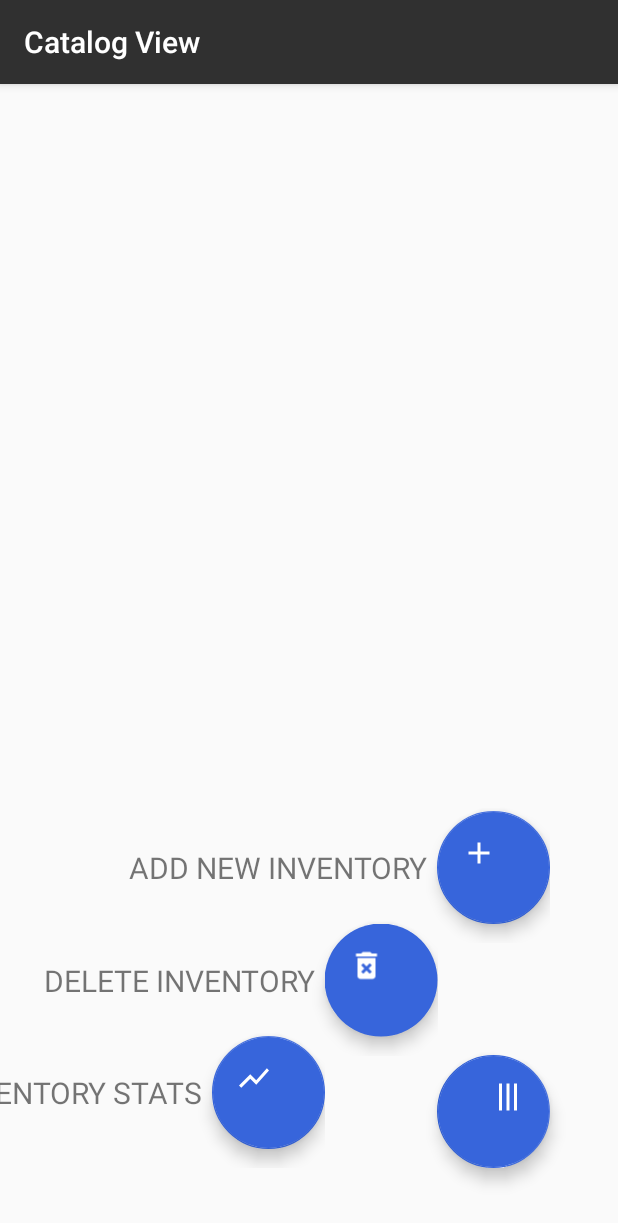
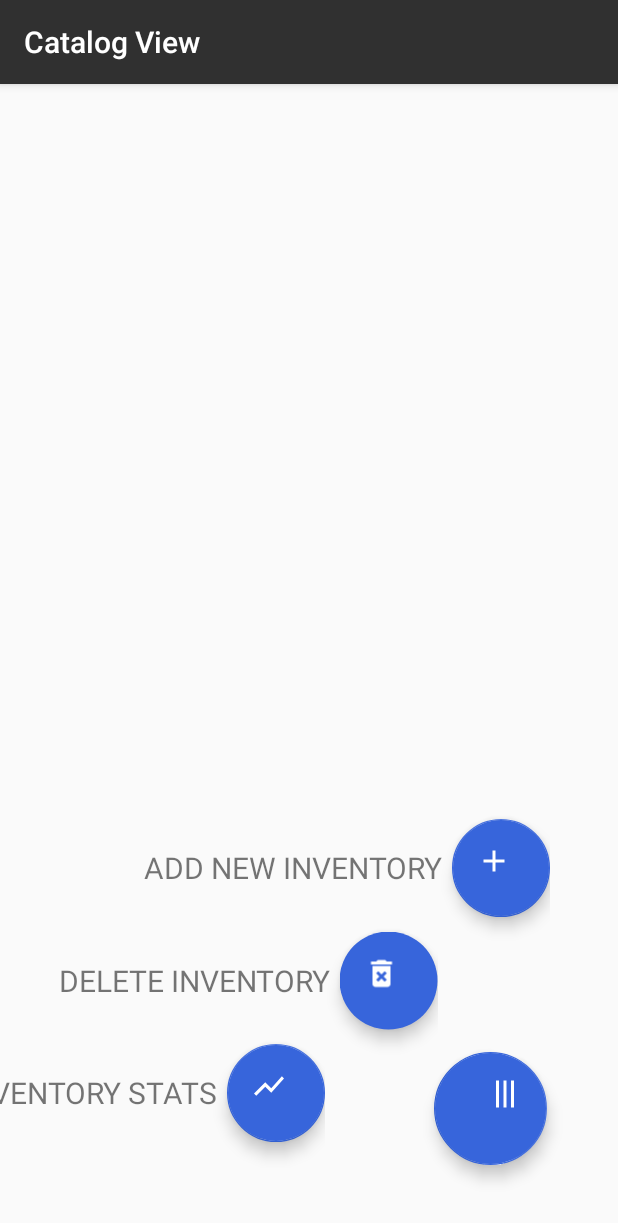
Before and after one commit to TheBaileyBrew/VideoGameInventory, an Android app: the CatalogActivity screen opened directly, with no data from a screen before it, after a tap on an icon or button, on a phone screen of 412 x 824 dp. Shown: the top 1223 px of the screen. Run offline under Robolectric (Android 15) with nearby library versions, the phone set to English and light mode, and no system bars.

Commit message:
Updated FAB sizes for menu

```diff
--- a/app/src/main/java/com/thebaileybrew/videogameinventory/CatalogActivity.java
+++ b/app/src/main/java/com/thebaileybrew/videogameinventory/CatalogActivity.java
@@ -52,6 +52,7 @@ public class CatalogActivity extends AppCompatActivity implements View.OnClickLi
     }
 
     //Show and Hide the Secret FAB Menu
+    //TODO: Add a new layout that adds a washout fade over the RecyclerView
     private void showFABMenu() {
         isFabMenuOpen = true;
         fabAddLayout.setVisibility(View.VISIBLE);
--- a/app/src/main/res/layout/activity_catalog.xml
+++ b/app/src/main/res/layout/activity_catalog.xml
@@ -36,8 +36,8 @@
         <android.support.design.widget.FloatingActionButton
             android:id="@+id/stats_fab"
             android:elevation="6dp"
-            android:layout_width="75dp"
-            android:layout_height="75dp"
+            android:layout_width="65dp"
+            android:layout_height="65dp"
             android:src="@drawable/ic_stats"/>
     </LinearLayout>
 
@@ -60,8 +60,8 @@
         <android.support.design.widget.FloatingActionButton
             android:id="@+id/inventory_add"
             android:elevation="6dp"
-            android:layout_width="75dp"
-            android:layout_height="75dp"
+            android:layout_width="65dp"
+            android:layout_height="65dp"
             android:src="@drawable/ic_add"/>
     </LinearLayout>
     <LinearLayout
@@ -83,8 +83,8 @@
             android:id="@+id/delete_all"
             android:elevation="6dp"
             app:borderWidth="0dp"
-            android:layout_width="75dp"
-            android:layout_height="75dp"
+            android:layout_width="65dp"
+            android:layout_height="65dp"
             android:src="@drawable/ic_delete_forever"/>
     </LinearLayout>
 
@@ -94,7 +94,7 @@
         android:layout_width="75dp"
         android:layout_height="75dp"
         android:layout_gravity="bottom|end"
-        android:layout_margin="45dp"
+        android:layout_margin="47dp"
         android:src="@drawable/ic_menu"/>
 
 </android.support.design.widget.CoordinatorLayout>
```
